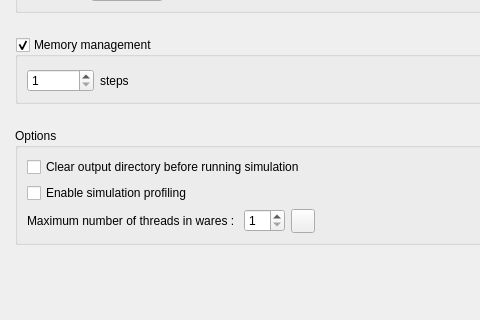
The window that src/apps/openfluid-builder/runconfig/RunConfigurationWidget.ui (OpenFLUID/openfluid) describes before a commit, drawn with Qt 5; both pictures show x 0 to 480 and y 182 to 502 of the 662 by 502 pixel window.
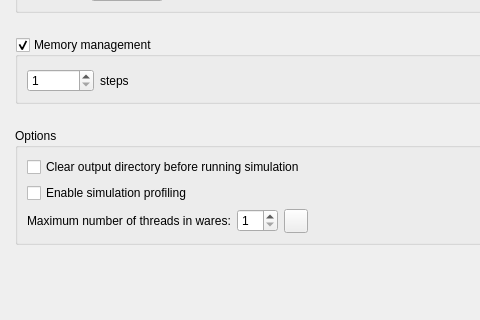
The same window after the commit. Custom widgets are drawn as their Qt base class.

Commit message:
Update of labels translations
* Switched to version 2.1.8~beta4

Diff of the .ui file:
```diff
--- a/src/apps/openfluid-builder/runconfig/RunConfigurationWidget.ui
+++ b/src/apps/openfluid-builder/runconfig/RunConfigurationWidget.ui
@@ -231,7 +231,7 @@
         <item>
          <widget class="QLabel" name="label_7">
           <property name="text">
-           <string>Maximum number of threads in wares : </string>
+           <string>Maximum number of threads in wares:</string>
           </property>
          </widget>
         </item>
```
The commit also changes 6 other files.
